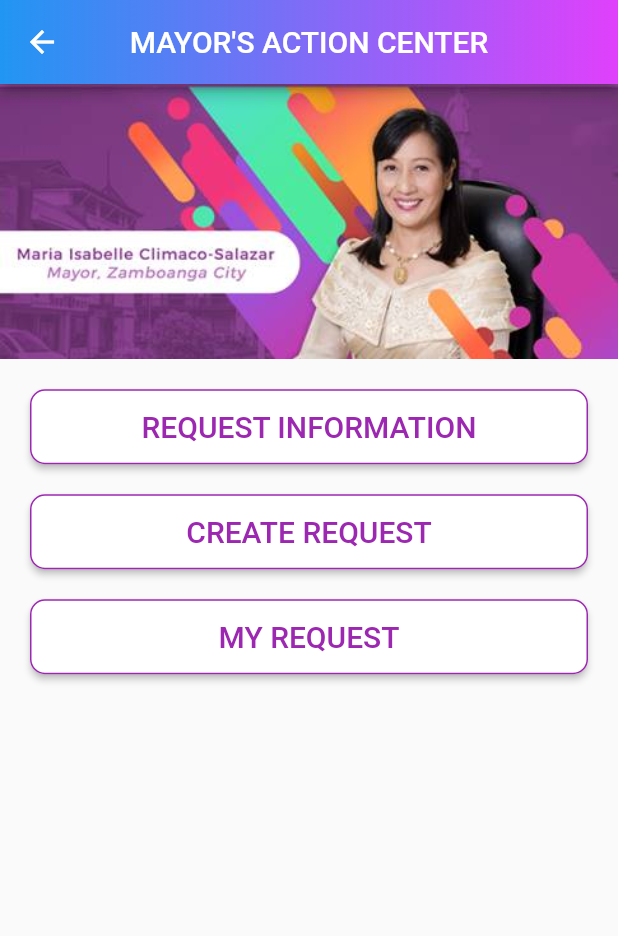
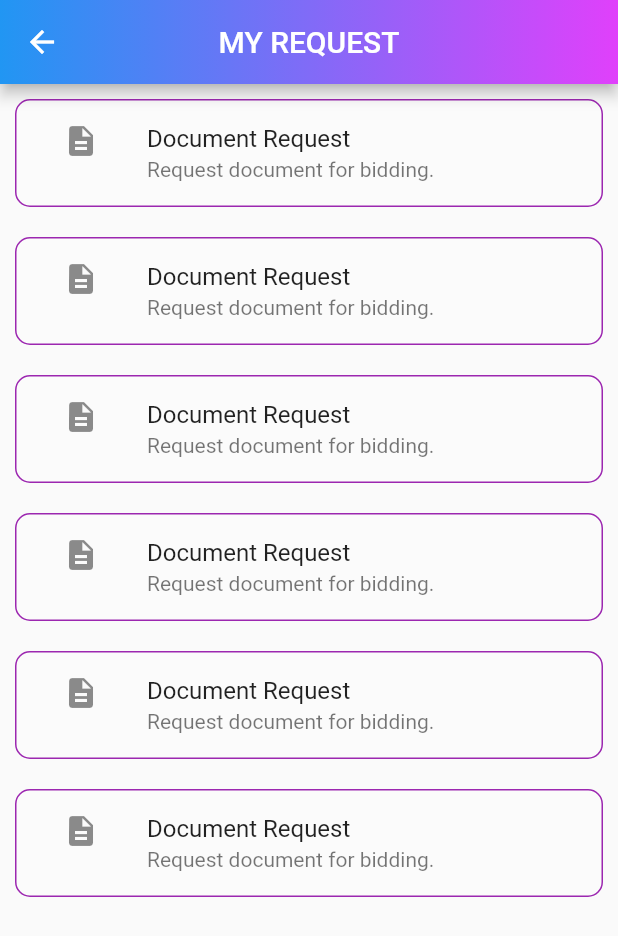
Before and after one commit to JHNLWHD/zc_mobile_app, a Flutter app: the MayorsActionCenterMenuPage screen opened directly, after a tap on "MY REQUEST", on a phone screen of 412 x 824 dp. Shown: the top 936 px of the screen. Run offline on Flutter 3.47's test engine with Material 2 defaults, Android fonts, the phone set to English and light mode, and no system bars; our stand-ins replace bloc, equatable, firebase_auth, flutter_bloc, font_awesome_flutter, google_sign_in and 2 more; accounts and stored records are empty.

Commit message:
:sparkles: My Request List UI done

```diff
--- a/lib/main.dart
+++ b/lib/main.dart
@@ -14,7 +14,7 @@ void main() {
   final UserRepository userRepository = UserRepository();
   runApp(
     BlocProvider(
-      builder: (context) => AuthenticationBloc(userRepository: userRepository)
+      builder:  (context) => AuthenticationBloc(userRepository: userRepository)
         ..add(AppStarted()),
       child: App(userRepository: userRepository),
     ),
--- /dev/null
+++ b/lib/presentation/blocs/mayors_action_center/my_request/my_request.dart
@@ -0,0 +1,3 @@
+export 'my_request_bloc.dart';
+export 'my_request_event.dart';
+export 'my_request_state.dart';
--- /dev/null
+++ b/lib/presentation/blocs/mayors_action_center/my_request/my_request_bloc.dart
@@ -0,0 +1,29 @@
+import 'dart:async';
+import 'package:bloc/bloc.dart';
+import 'my_request_event.dart';
+import 'my_request_state.dart';
+
+class MyRequestBloc extends Bloc<MyRequestEvent, MyRequestState> {
+
+  @override
+  MyRequestState get initialState => MyRequestEmpty();
+
+
+  @override
+  Stream<MyRequestState> mapEventToState(MyRequestEvent event) async* {
+    if(event is LoadMyRequest) {
+      yield* _mapMenuWithLoadRequest();
+    }
+  }
+
+  Stream<MyRequestState> _mapMenuWithLoadRequest() async* {
+    yield MyRequestEmpty();
+    try {
+      yield MyRequestLoading();
+    } catch (_) {
+      yield MyRequestNotLoaded();
+    }
+  }
+
+
+}
--- /dev/null
+++ b/lib/presentation/blocs/mayors_action_center/my_request/my_request_event.dart
@@ -0,0 +1,10 @@
+import 'package:meta/meta.dart';
+import 'package:equatable/equatable.dart';
+
+abstract class MyRequestEvent extends Equatable {
+  const MyRequestEvent();
+
+  @override
+  List<Object> get props => [];
+}
+class LoadMyRequest extends MyRequestEvent {}
--- /dev/null
+++ b/lib/presentation/blocs/mayors_action_center/my_request/my_request_state.dart
@@ -0,0 +1,16 @@
+import 'package:equatable/equatable.dart';
+
+abstract class MyRequestState extends Equatable {
+  const MyRequestState();
+
+  @override
+  List<Object> get props => [];
+}
+
+class MyRequestEmpty extends MyRequestState {}
+
+class MyRequestLoading extends MyRequestState {}
+
+class MyRequestLoaded extends MyRequestState {}
+
+class MyRequestNotLoaded extends MyRequestState {}
--- a/lib/presentation/pages/mayors_action_center/my_request_page.dart
+++ b/lib/presentation/pages/mayors_action_center/my_request_page.dart
@@ -0,0 +1,25 @@
+import 'package:flutter/material.dart';
+import 'package:flutter_bloc/flutter_bloc.dart';
+import 'package:gradient_app_bar/gradient_app_bar.dart';
+import 'package:zc_mobile_app/presentation/blocs/mayors_action_center/my_request/my_request.dart';
+import 'package:zc_mobile_app/presentation/widgets/mayors_action_center/my_request/my_request_form.dart';
+
+class MyRequestPage extends StatelessWidget {
+
+  @override
+  Widget build(BuildContext context) {
+    return Scaffold(
+      appBar: GradientAppBar(
+        title: Text('My Request'.toUpperCase()),
+        centerTitle: true,
+        gradient: LinearGradient(colors: [Colors.blue, Colors.purpleAccent]),
+      ),
+      body: BlocProvider<MyRequestBloc>(
+        builder: (context) => MyRequestBloc(),
+        child: Container(
+          child: MyRequestForm(),
+        ),
+      ),
+    );
+  }
+}
--- a/lib/presentation/widgets/mayors_action_center/menu/menu_form.dart
+++ b/lib/presentation/widgets/mayors_action_center/menu/menu_form.dart
@@ -1,6 +1,7 @@
 import 'package:flutter/material.dart';
 import 'package:flutter_bloc/flutter_bloc.dart';
 import 'package:zc_mobile_app/presentation/blocs/mayors_action_center/menu/menu.dart';
+import 'package:zc_mobile_app/presentation/pages/mayors_action_center/my_request_page.dart';
 import 'package:zc_mobile_app/presentation/pages/mayors_action_center/request_information_page.dart';
 import 'package:zc_mobile_app/presentation/widgets/common/custom_button.dart';
 
@@ -99,7 +100,11 @@ class _MenuFormState extends State<MenuForm> {
                     child: CustomButton(
                       title: 'My Request',
                       onPressed: () {
-
+                        Navigator.of(context).push(
+                          MaterialPageRoute(builder: (context) {
+                            return MyRequestPage();
+                          }),
+                        );
                       },
                     ),
                   )
--- /dev/null
+++ b/lib/presentation/widgets/mayors_action_center/my_request/my_request_form.dart
@@ -0,0 +1,118 @@
+import 'package:flutter/material.dart';
+import 'package:flutter_bloc/flutter_bloc.dart';
+import 'package:zc_mobile_app/presentation/blocs/mayors_action_center/my_request/my_request.dart';
+import 'package:zc_mobile_app/presentation/widgets/mayors_action_center/my_request/request_button.dart';
+
+class MyRequestForm extends StatefulWidget {
+  State<MyRequestForm> createState() => _MyRequestFormState();
+}
+
+class _MyRequestFormState extends State<MyRequestForm> {
+  MyRequestBloc _MyRequestBloc;
+
+  @override
+  void initState() {
+    super.initState();
+    _MyRequestBloc = BlocProvider.of<MyRequestBloc>(context);
+  }
+
+  @override
+  Widget build(BuildContext context) {
+    return BlocListener<MyRequestBloc, MyRequestState>(
+      listener: (context, state) {
+        if (state is MyRequestNotLoaded) {
+          Scaffold.of(context)
+            ..hideCurrentSnackBar()
+            ..showSnackBar(
+              SnackBar(
+                content: Row(
+                  mainAxisAlignment: MainAxisAlignment.spaceBetween,
+                  children: [Text('My Request Not Loaded'), Icon(Icons.error)],
+                ),
+                backgroundColor: Colors.red,
+              ),
+            );
+        }
+        if (state is MyRequestLoading) {
+          Scaffold.of(context)
+            ..hideCurrentSnackBar()
+            ..showSnackBar(
+              SnackBar(
+                content: Row(
+                  mainAxisAlignment: MainAxisAlignment.spaceBetween,
+                  children: [
+                    Text('Loading ...'),
+                    CircularProgressIndicator(),
+                  ],
+                ),
+              ),
+            );
+        }
+        if (state is MyRequestLoaded) {
+          BlocProvider.of<MyRequestBloc>(context).add(LoadMyRequest());
+        }
+      },
+      child: BlocBuilder<MyRequestBloc, MyRequestState>(
+        builder: (context, state) {
+          return ListView(
+            children: <Widget>[
+              Padding(
+                padding: EdgeInsets.fromLTRB(10.0, 10.0, 10.0, 5.0),
+                child: RequestButton(
+                    requestType: "Document Request",
+                    requestDescription: "Request document for bidding.",
+                    pageRoute: "sdsd"
+                ),
+              ),
+              Padding(
+                padding: EdgeInsets.fromLTRB(10.0, 5.0, 10.0, 5.0),
+                child: RequestButton(
+                    requestType: "Document Request",
+                    requestDescription: "Request document for bidding.",
+                    pageRoute: "sdsd"
+                ),
+              ),
+              Padding(
+                padding: EdgeInsets.fromLTRB(10.0, 5.0, 10.0, 5.0),
+                child: RequestButton(
+                    requestType: "Document Request",
+                    requestDescription: "Request document for bidding.",
+                    pageRoute: "sdsd"
+                ),
+              ),
+              Padding(
+                padding: EdgeInsets.fromLTRB(10.0, 5.0, 10.0, 5.0),
+                child: RequestButton(
+                    requestType: "Document Request",
+                    requestDescription: "Request document for bidding.",
+                    pageRoute: "sdsd"
+                ),
+              ),
+              Padding(
+                padding: EdgeInsets.fromLTRB(10.0, 5.0, 10.0, 5.0),
+                child: RequestButton(
+                    requestType: "Document Request",
+                    requestDescription: "Request document for bidding.",
+                    pageRoute: "sdsd"
+                ),
+              ),
+              Padding(
+                padding: EdgeInsets.fromLTRB(10.0, 5.0, 10.0, 5.0),
+                child: RequestButton(
+                    requestType: "Document Request",
+                    requestDescription: "Request document for bidding.",
+                    pageRoute: "sdsd"
+                ),
+              ),
+            ],
+          );
+        },
+      ),
+    );
+  }
+
+  @override
+  void dispose() {
+    super.dispose();
+  }
+}
--- /dev/null
+++ b/lib/presentation/widgets/mayors_action_center/my_request/request_button.dart
@@ -0,0 +1,41 @@
+import 'package:flutter/material.dart';
+
+class RequestButton extends StatelessWidget {
+
+  RequestButton({this.requestType, this.requestDescription, this.pageRoute});
+
+  final String requestType;
+  final String requestDescription;
+  final String pageRoute;
+
+  final double spacing = 10.0;
+  final double radius = 10.0;
+  final buttonColor = Colors.white10;
+
+  @override
+  Widget build(BuildContext context) {
+    return Padding(
+      padding: EdgeInsets.only(bottom: spacing,),
+      child: RaisedButton(
+        elevation: 0.0,
+        color: buttonColor,
+        shape: RoundedRectangleBorder(
+            borderRadius: BorderRadius.circular(10),
+            side: BorderSide(color: Colors.purple)),
+        onPressed: () { Navigator.pushNamed(context, pageRoute);},
+        child: Column(
+          mainAxisSize: MainAxisSize.min,
+          children: <Widget>[
+            ListTile(
+              leading: Icon(Icons.description),
+              title: Text(requestType),
+              subtitle: Text(requestDescription),
+            ),
+          ],
+        ),
+
+      ),
+    );
+  }
+
+}
```
